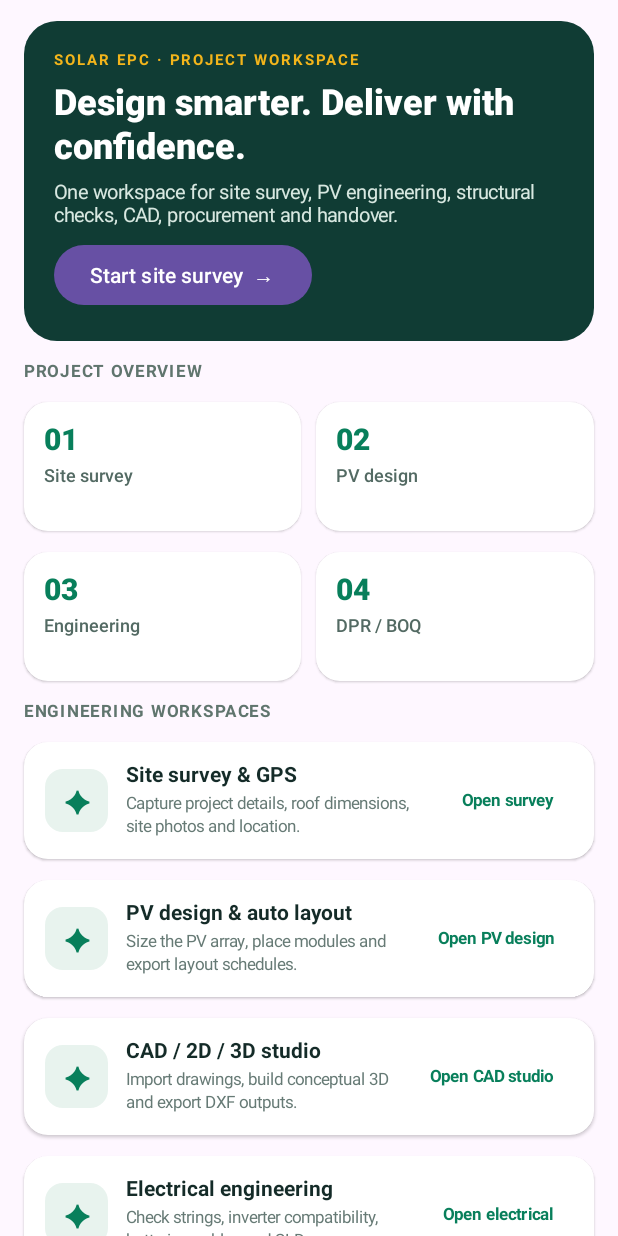
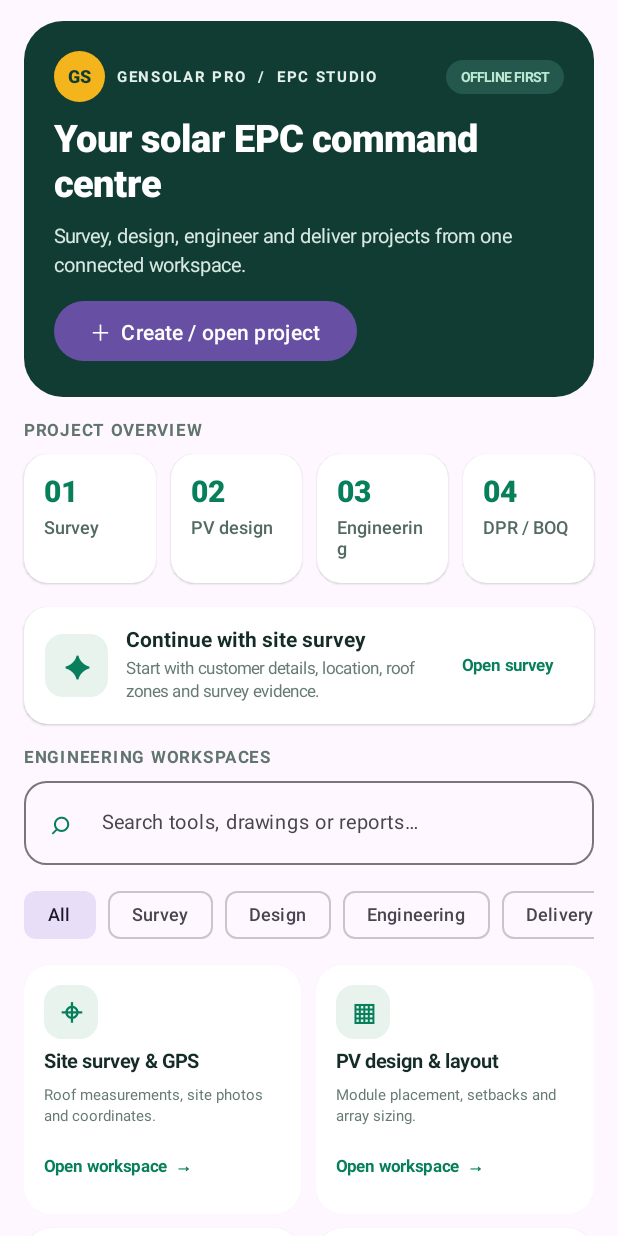
Before and after one commit to VEERA0007/GenSolar-Pro-Engineering, an Android app built with Jetpack Compose: the composable NativeDashboard shown on its own in the app's theme, on a phone screen of 412 x 824 dp. Run offline under Robolectric (Android 15) with nearby library versions, the phone set to English and light mode, and no system bars.

Commit message:
Modernize native Compose EPC dashboard and workspace navigation UI

```diff
--- a/app/src/main/java/com/gensolar/engineering/MainActivity.kt
+++ b/app/src/main/java/com/gensolar/engineering/MainActivity.kt
@@ -28,6 +28,7 @@ import androidx.compose.foundation.layout.fillMaxSize
 import androidx.compose.foundation.layout.fillMaxWidth
 import androidx.compose.foundation.layout.height
 import androidx.compose.foundation.layout.width
+import androidx.compose.foundation.horizontalScroll
 import androidx.compose.foundation.rememberScrollState
 import androidx.compose.foundation.verticalScroll
 import androidx.compose.foundation.layout.padding
@@ -43,6 +44,8 @@ import androidx.compose.material3.DropdownMenuItem
 import androidx.compose.material3.MaterialTheme
 import androidx.compose.material3.NavigationBar
 import androidx.compose.material3.NavigationBarItem
+import androidx.compose.material3.OutlinedTextField
+import androidx.compose.material3.FilterChip
 import androidx.compose.material3.Scaffold
 import androidx.compose.material3.Surface
 import androidx.compose.material3.Text
@@ -350,46 +353,181 @@ private fun GenSolarApp(browser: WebView, onNavigate: (String) -> Unit) {
 
 @Composable
 private fun NativeDashboard(modifier: Modifier = Modifier, onNavigate: (String) -> Unit) {
+    var search by remember { mutableStateOf("") }
+    var category by remember { mutableStateOf("All") }
+    val workspaces = listOf(
+        Triple("Site survey & GPS", "Roof measurements, site photos and coordinates.", "site"),
+        Triple("PV design & layout", "Module placement, setbacks and array sizing.", "layout"),
+        Triple("CAD / 2D / 3D studio", "Drawing tools, DXF exchange and 3D model.", "cadstudio"),
+        Triple("Solar shade analysis", "Sun path, obstruction direction and shade profile.", "shade"),
+        Triple("Electrical engineering", "Strings, MPPT, cables, batteries and SLD.", "electrical"),
+        Triple("STAAD structural", "Portal frames, wind basis and member checks.", "staad"),
+        Triple("GPS & solar resource", "Location capture, irradiance and yield inputs.", "location"),
+        Triple("BOM / BOQ", "Material take-off, quantities and cost schedule.", "bom"),
+        Triple("Procurement", "Vendor quotations and purchase tracking.", "procurement"),
+        Triple("Construction & QA", "Site progress, inspections and commissioning.", "construction"),
+        Triple("DPR & handover", "Reports, drawing register and handover pack.", "dpr")
+    )
+    val filtered = workspaces.filter { item ->
+        val matchesSearch = search.isBlank() || (item.first + " " + item.second).contains(search, ignoreCase = true)
+        val group = when (item.third) {
+            "site", "location" -> "Survey"
+            "layout", "cadstudio", "shade" -> "Design"
+            "electrical", "staad" -> "Engineering"
+            else -> "Delivery"
+        }
+        matchesSearch && (category == "All" || category == group)
+    }
     Column(
         modifier = modifier
             .verticalScroll(rememberScrollState())
             .padding(horizontal = 16.dp, vertical = 14.dp),
-        verticalArrangement = Arrangement.spacedBy(14.dp)
+        verticalArrangement = Arrangement.spacedBy(16.dp)
     ) {
         Card(
             modifier = Modifier.fillMaxWidth(),
-            shape = RoundedCornerShape(22.dp),
+            shape = RoundedCornerShape(26.dp),
             colors = CardDefaults.cardColors(containerColor = BrandGreen)
         ) {
-            Column(Modifier.padding(20.dp), verticalArrangement = Arrangement.spacedBy(8.dp)) {
-                Text("SOLAR EPC · PROJECT WORKSPACE", color = Color(0xFFF3B51B), fontSize = 10.sp, fontWeight = FontWeight.Bold, letterSpacing = 1.3.sp)
-                Text("Design smarter. Deliver with confidence.", color = Color.White, fontSize = 24.sp, fontWeight = FontWeight.ExtraBold, lineHeight = 29.sp)
-                Text("One workspace for site survey, PV engineering, structural checks, CAD, procurement and handover.", color = Color(0xFFD8E8E1), fontSize = 13.sp)
-                Button(onClick = { onNavigate("site") }) { Text("Start site survey  →") }
+            Column(Modifier.padding(20.dp), verticalArrangement = Arrangement.spacedBy(10.dp)) {
+                Row(verticalAlignment = Alignment.CenterVertically, horizontalArrangement = Arrangement.spacedBy(8.dp)) {
+                    Surface(shape = CircleShape, color = Color(0xFFF3B51B), modifier = Modifier.size(34.dp)) {
+                        androidx.compose.foundation.layout.Box(contentAlignment = Alignment.Center) {
+                            Text("GS", color = BrandGreen, fontWeight = FontWeight.Black, fontSize = 12.sp)
+                        }
+                    }
+                    Text("GENSOLAR PRO  /  EPC STUDIO", color = Color(0xFFE2F0E9), fontSize = 10.sp, fontWeight = FontWeight.Bold, letterSpacing = 1.1.sp)
+                    Spacer(Modifier.weight(1f))
+                    Surface(shape = RoundedCornerShape(30.dp), color = Color(0xFF24584D)) {
+                        Text("OFFLINE FIRST", modifier = Modifier.padding(horizontal = 10.dp, vertical = 6.dp), color = Color(0xFFBDE8D3), fontSize = 9.sp, fontWeight = FontWeight.Bold)
+                    }
+                }
+                Text("Your solar EPC command centre", color = Color.White, fontSize = 25.sp, fontWeight = FontWeight.ExtraBold, lineHeight = 30.sp)
+                Text("Survey, design, engineer and deliver projects from one connected workspace.", color = Color(0xFFD7E8E1), fontSize = 13.sp, lineHeight = 19.sp)
+                Button(onClick = { onNavigate("site") }) { Text("＋  Create / open project") }
             }
         }
-        Text("PROJECT OVERVIEW", color = Color(0xFF60756E), fontSize = 11.sp, fontWeight = FontWeight.Bold, letterSpacing = 1.2.sp)
-        Row(horizontalArrangement = Arrangement.spacedBy(10.dp), modifier = Modifier.fillMaxWidth()) {
-            NativeMetric("01", "Site survey", Modifier.weight(1f))
-            NativeMetric("02", "PV design", Modifier.weight(1f))
+
+        Column(verticalArrangement = Arrangement.spacedBy(9.dp)) {
+            Text("PROJECT OVERVIEW", color = Color(0xFF60756E), fontSize = 11.sp, fontWeight = FontWeight.Bold, letterSpacing = 1.2.sp)
+            Row(horizontalArrangement = Arrangement.spacedBy(10.dp), modifier = Modifier.fillMaxWidth()) {
+                NativeMetric("01", "Survey", Modifier.weight(1f))
+                NativeMetric("02", "PV design", Modifier.weight(1f))
+                NativeMetric("03", "Engineering", Modifier.weight(1f))
+                NativeMetric("04", "DPR / BOQ", Modifier.weight(1f))
+            }
         }
-        Row(horizontalArrangement = Arrangement.spacedBy(10.dp), modifier = Modifier.fillMaxWidth()) {
-            NativeMetric("03", "Engineering", Modifier.weight(1f))
-            NativeMetric("04", "DPR / BOQ", Modifier.weight(1f))
+
+        NativeActionCard(
+            "Continue with site survey",
+            "Start with customer details, location, roof zones and survey evidence.",
+            "Open survey",
+            "site",
+            onNavigate
+        )
+
+        Column(verticalArrangement = Arrangement.spacedBy(9.dp)) {
+            Text("ENGINEERING WORKSPACES", color = Color(0xFF60756E), fontSize = 11.sp, fontWeight = FontWeight.Bold, letterSpacing = 1.2.sp)
+            OutlinedTextField(
+                value = search,
+                onValueChange = { search = it },
+                modifier = Modifier.fillMaxWidth(),
+                singleLine = true,
+                shape = RoundedCornerShape(15.dp),
+                placeholder = { Text("Search tools, drawings or reports…", fontSize = 13.sp) },
+                leadingIcon = { Text("⌕", fontSize = 22.sp, color = AccentGreen) }
+            )
+            Row(
+                modifier = Modifier.fillMaxWidth().horizontalScroll(rememberScrollState()),
+                horizontalArrangement = Arrangement.spacedBy(8.dp)
+            ) {
+                listOf("All", "Survey", "Design", "Engineering", "Delivery").forEach { item ->
+                    FilterChip(
+                        selected = category == item,
+                        onClick = { category = item },
+                        label = { Text(item, fontSize = 12.sp) }
+                    )
+                }
+            }
+            if (filtered.isEmpty()) {
+                Card(colors = CardDefaults.cardColors(containerColor = Color.White), shape = RoundedCornerShape(16.dp)) {
+                    Text("No workspace matches this search.", modifier = Modifier.padding(18.dp), color = Color(0xFF60756E), fontSize = 13.sp)
+                }
+            } else {
+                filtered.chunked(2).forEach { pair ->
+                    Row(horizontalArrangement = Arrangement.spacedBy(10.dp), modifier = Modifier.fillMaxWidth()) {
+                        pair.forEach { item ->
+                            NativeWorkspaceTile(item.first, item.second, item.third, onNavigate, Modifier.weight(1f))
+                        }
+                        if (pair.size == 1) Spacer(Modifier.weight(1f))
+                    }
+                }
+            }
         }
-        Text("ENGINEERING WORKSPACES", color = Color(0xFF60756E), fontSize = 11.sp, fontWeight = FontWeight.Bold, letterSpacing = 1.2.sp)
-        NativeActionCard("Site survey & GPS", "Capture project details, roof dimensions, site photos and location.", "Open survey", "site", onNavigate)
-        NativeActionCard("PV design & auto layout", "Size the PV array, place modules and export layout schedules.", "Open PV design", "layout", onNavigate)
-        NativeActionCard("CAD / 2D / 3D studio", "Import drawings, build conceptual 3D and export DXF outputs.", "Open CAD studio", "cadstudio", onNavigate)
-        NativeActionCard("Electrical engineering", "Check strings, inverter compatibility, batteries, cables and SLD.", "Open electrical", "electrical", onNavigate)
-        NativeActionCard("Structural analysis", "Build portal frames, review member actions and export STAAD models.", "Open structural", "staad", onNavigate)
-        NativeActionCard("GPS & solar resource", "Capture site coordinates and review solar-resource inputs.", "Open map", "location", onNavigate)
-        NativeActionCard("BOM / BOQ", "Review material quantities, fabrication schedules and cost records.", "Open BOM", "bom", onNavigate)
-        NativeActionCard("Procurement", "Compare vendor quotations and manage purchase records.", "Open procurement", "procurement", onNavigate)
-        NativeActionCard("Construction & commissioning", "Track execution activities, inspections and handover readiness.", "Open construction", "construction", onNavigate)
-        NativeActionCard("DPR & document control", "Generate project reports, backup files and handover documents.", "Open DPR", "dpr", onNavigate)
-        Text("Engineering outputs are preliminary until checked against approved equipment datasheets, applicable standards, site conditions and signed calculations.", color = Color(0xFF60756E), fontSize = 11.sp)
+
+        Card(
+            modifier = Modifier.fillMaxWidth(),
+            shape = RoundedCornerShape(16.dp),
+            colors = CardDefaults.cardColors(containerColor = Color(0xFFE8F1ED))
+        ) {
+            Text(
+                "Engineering outputs remain preliminary until checked against approved datasheets, applicable standards, verified site conditions and qualified engineer sign-off.",
+                modifier = Modifier.padding(14.dp),
+                color = Color(0xFF38574D),
+                fontSize = 11.sp,
+                lineHeight = 16.sp
+            )
+        }
         Spacer(Modifier.height(8.dp))
+    }
+}
+
+@Composable
+private fun NativeWorkspaceTile(
+    title: String,
+    description: String,
+    destination: String,
+    onNavigate: (String) -> Unit,
+    modifier: Modifier = Modifier
+) {
+    val symbol = when (destination) {
+        "site", "location" -> "⌖"
+        "layout" -> "▦"
+        "cadstudio" -> "⌗"
+        "shade" -> "☼"
+        "electrical" -> "ϟ"
+        "staad" -> "⌂"
+        "bom" -> "▤"
+        "procurement" -> "⇄"
+        "construction" -> "✓"
+        else -> "▧"
+    }
+    Card(
+        modifier = modifier.height(166.dp),
+        shape = RoundedCornerShape(18.dp),
+        colors = CardDefaults.cardColors(containerColor = Color.White),
+        elevation = CardDefaults.cardElevation(defaultElevation = 1.dp)
+    ) {
+        Column(
+            modifier = Modifier.fillMaxSize().padding(13.dp),
+            verticalArrangement = Arrangement.spacedBy(7.dp)
+        ) {
+            Surface(shape = RoundedCornerShape(12.dp), color = Color(0xFFE8F3EE), modifier = Modifier.size(36.dp)) {
+                androidx.compose.foundation.layout.Box(contentAlignment = Alignment.Center) {
+                    Text(symbol, color = AccentGreen, fontSize = 21.sp, fontWeight = FontWeight.Bold)
+                }
+            }
+            Text(title, color = Color(0xFF142B28), fontWeight = FontWeight.Bold, fontSize = 13.sp, lineHeight = 16.sp, maxLines = 2)
+            Text(description, color = Color(0xFF667A75), fontSize = 10.sp, lineHeight = 14.sp, maxLines = 2)
+            Spacer(Modifier.weight(1f))
+            androidx.compose.material3.TextButton(
+                onClick = { onNavigate(destination) },
+                modifier = Modifier.height(38.dp),
+                contentPadding = androidx.compose.foundation.layout.PaddingValues(horizontal = 0.dp, vertical = 0.dp)
+            ) {
+                Text("Open workspace  →", color = AccentGreen, fontSize = 11.sp, fontWeight = FontWeight.Bold)
+            }
+        }
     }
 }
 
```
